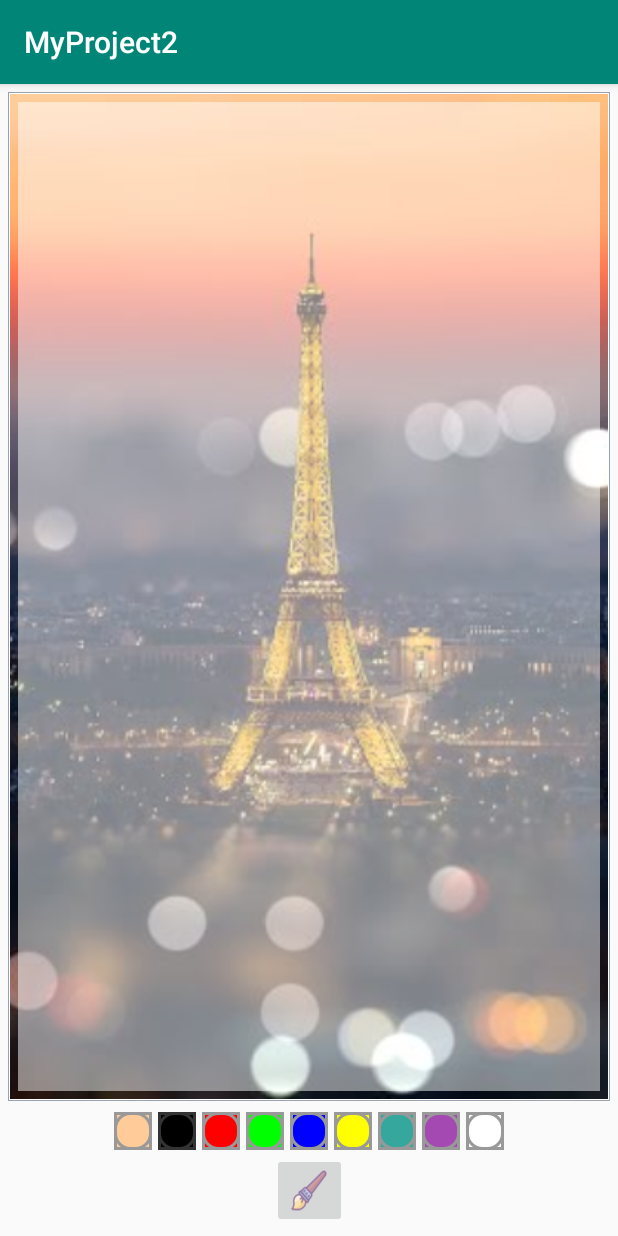
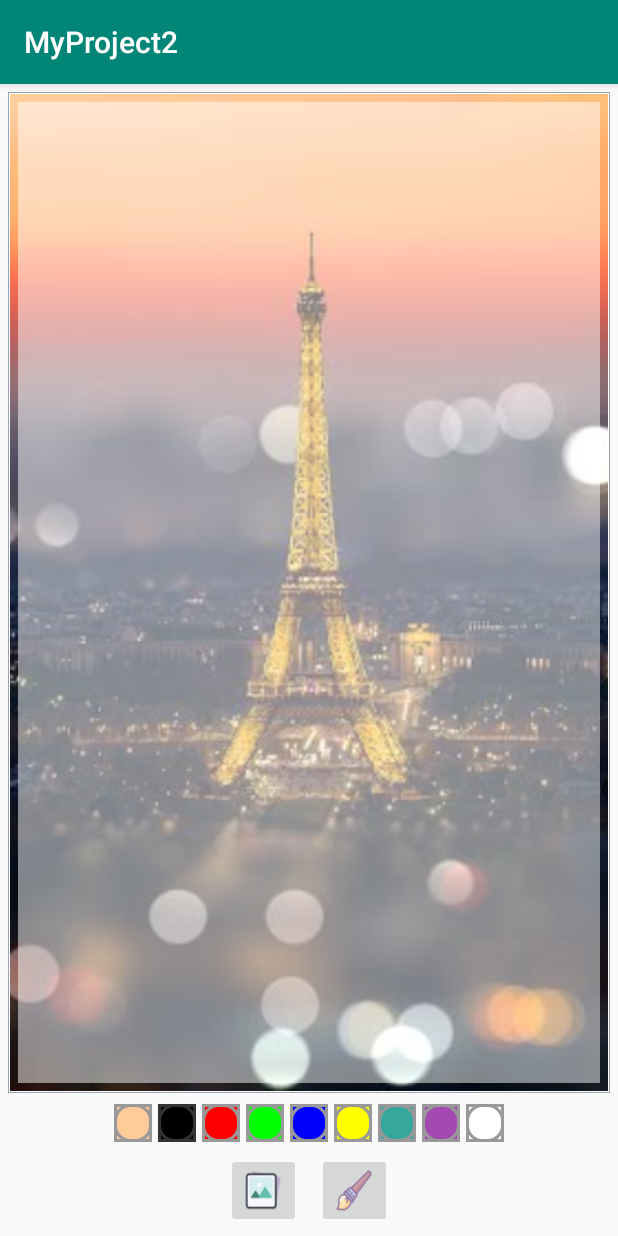
Before and after one commit to margleb/Android_with_Kotlin, an Android app: the screen it shows after launch (MainActivity), on a phone screen of 412 x 824 dp. Run offline under Robolectric (Android 15) with nearby library versions, the phone set to English and light mode, and no system bars.

Commit message:
Adding The Gallery ImageButton To The UI

```diff
--- a/app/src/main/res/layout/activity_main.xml
+++ b/app/src/main/res/layout/activity_main.xml
@@ -37,7 +37,7 @@
         android:orientation="horizontal"
         app:layout_constraintLeft_toLeftOf="parent"
         app:layout_constraintRight_toRightOf="parent"
-        app:layout_constraintBottom_toTopOf="@+id/ib_brush"
+        app:layout_constraintBottom_toTopOf="@+id/ll_action_buttons"
         app:layout_constraintTop_toBottomOf="@+id/fl_drawing_view_container">
         <ImageButton
             android:layout_width="25dp"
@@ -121,16 +121,31 @@
             android:tag="@color/white"
             android:background="@color/white" />
     </LinearLayout>
+    <LinearLayout
+        android:id="@+id/ll_action_buttons"
+        android:layout_width="match_parent"
+        android:layout_height="wrap_content"
+        android:gravity="center"
+        android:orientation="horizontal"
+        app:layout_constraintBottom_toBottomOf="parent"
+        app:layout_constraintEnd_toEndOf="parent"
+        app:layout_constraintStart_toStartOf="parent" >
     <ImageButton
-        android:id="@+id/ib_brush"
+        android:id="@+id/ib_gallery"
         android:layout_width="50dp"
         android:layout_height="50dp"
+        android:src="@drawable/ic_gallery"
         android:scaleType="fitXY"
         android:layout_margin="5dp"
-        android:src="@drawable/ic_brush"
-        android:contentDescription="image"
-        app:layout_constraintBottom_toBottomOf="parent"
-        app:layout_constraintEnd_toEndOf="parent"
-        app:layout_constraintStart_toStartOf="parent" />
+        android:contentDescription="gallery image"/>
+        <ImageButton
+            android:id="@+id/ib_brush"
+            android:layout_width="50dp"
+            android:layout_height="50dp"
+            android:scaleType="fitXY"
+            android:layout_margin="5dp"
+            android:src="@drawable/ic_brush"
+            android:contentDescription="image"/>
+    </LinearLayout>
 
 </androidx.constraintlayout.widget.ConstraintLayout>
```
Also changed, not shown: app/src/main/res/drawable/ic_gallery.png (added).
